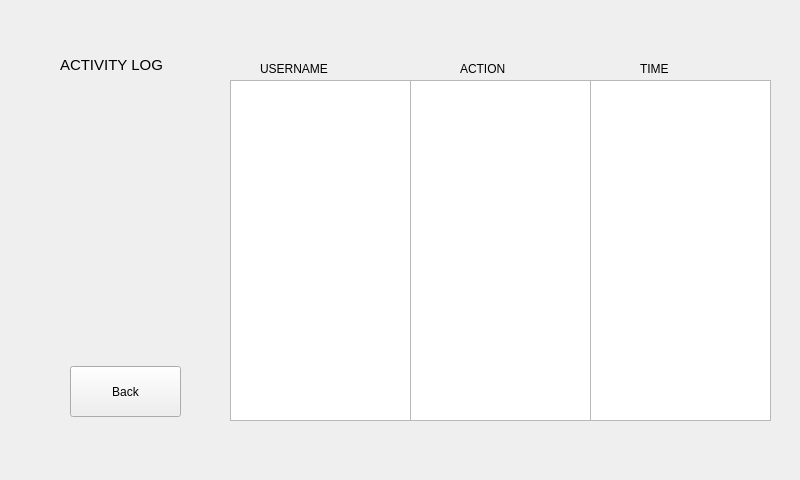
Before: the Qt Designer form FlexVault_Qt/activitylog.ui in andreaslydemann/FlexVault, drawn with Qt 5.
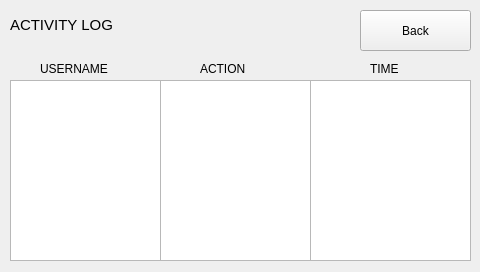
After: the same form once the commit is applied.

The edit to the form file:
```diff
--- a/FlexVault_Qt/activitylog.ui
+++ b/FlexVault_Qt/activitylog.ui
@@ -6,8 +6,8 @@
    <rect>
     <x>0</x>
     <y>0</y>
-    <width>800</width>
-    <height>480</height>
+    <width>480</width>
+    <height>272</height>
    </rect>
   </property>
   <property name="windowTitle">
@@ -16,10 +16,10 @@
   <widget class="QPushButton" name="backButton">
    <property name="geometry">
     <rect>
-     <x>70</x>
-     <y>366</y>
+     <x>360</x>
+     <y>10</y>
      <width>111</width>
-     <height>51</height>
+     <height>41</height>
     </rect>
    </property>
    <property name="text">
@@ -29,10 +29,10 @@
   <widget class="QListWidget" name="timeListWidget">
    <property name="geometry">
     <rect>
-     <x>590</x>
+     <x>310</x>
      <y>80</y>
-     <width>181</width>
-     <height>341</height>
+     <width>161</width>
+     <height>181</height>
     </rect>
    </property>
    <property name="font">
@@ -44,10 +44,10 @@
   <widget class="QListWidget" name="actionListWidget">
    <property name="geometry">
     <rect>
-     <x>410</x>
+     <x>160</x>
      <y>80</y>
-     <width>181</width>
-     <height>341</height>
+     <width>151</width>
+     <height>181</height>
     </rect>
    </property>
    <property name="font">
@@ -59,10 +59,10 @@
   <widget class="QListWidget" name="userListWidget">
    <property name="geometry">
     <rect>
-     <x>230</x>
+     <x>10</x>
      <y>80</y>
-     <width>181</width>
-     <height>341</height>
+     <width>151</width>
+     <height>181</height>
     </rect>
    </property>
    <property name="font">
@@ -74,7 +74,7 @@
   <widget class="QLabel" name="usernameLabel">
    <property name="geometry">
     <rect>
-     <x>260</x>
+     <x>40</x>
      <y>60</y>
      <width>91</width>
      <height>17</height>
@@ -87,7 +87,7 @@
   <widget class="QLabel" name="actionLabel">
    <property name="geometry">
     <rect>
-     <x>460</x>
+     <x>200</x>
      <y>60</y>
      <width>69</width>
      <height>17</height>
@@ -100,7 +100,7 @@
   <widget class="QLabel" name="timeLabel">
    <property name="geometry">
     <rect>
-     <x>640</x>
+     <x>370</x>
      <y>60</y>
      <width>41</width>
      <height>17</height>
@@ -113,8 +113,8 @@
   <widget class="QLabel" name="label">
    <property name="geometry">
     <rect>
-     <x>60</x>
-     <y>50</y>
+     <x>10</x>
+     <y>10</y>
      <width>121</width>
      <height>31</height>
     </rect>
```
